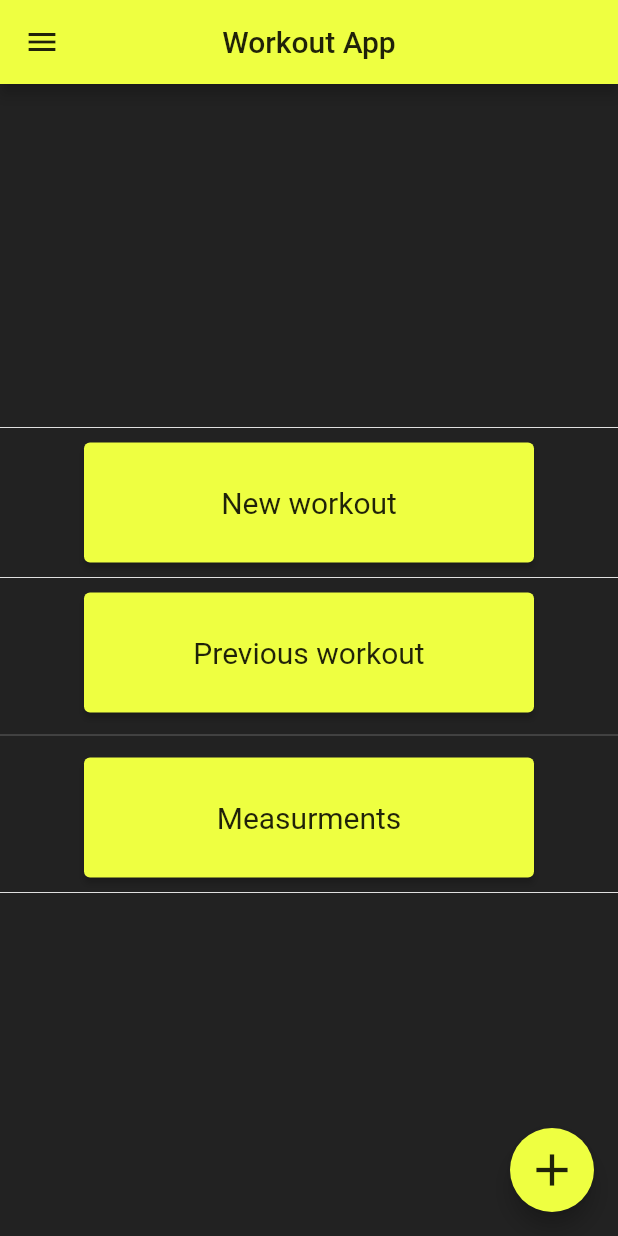
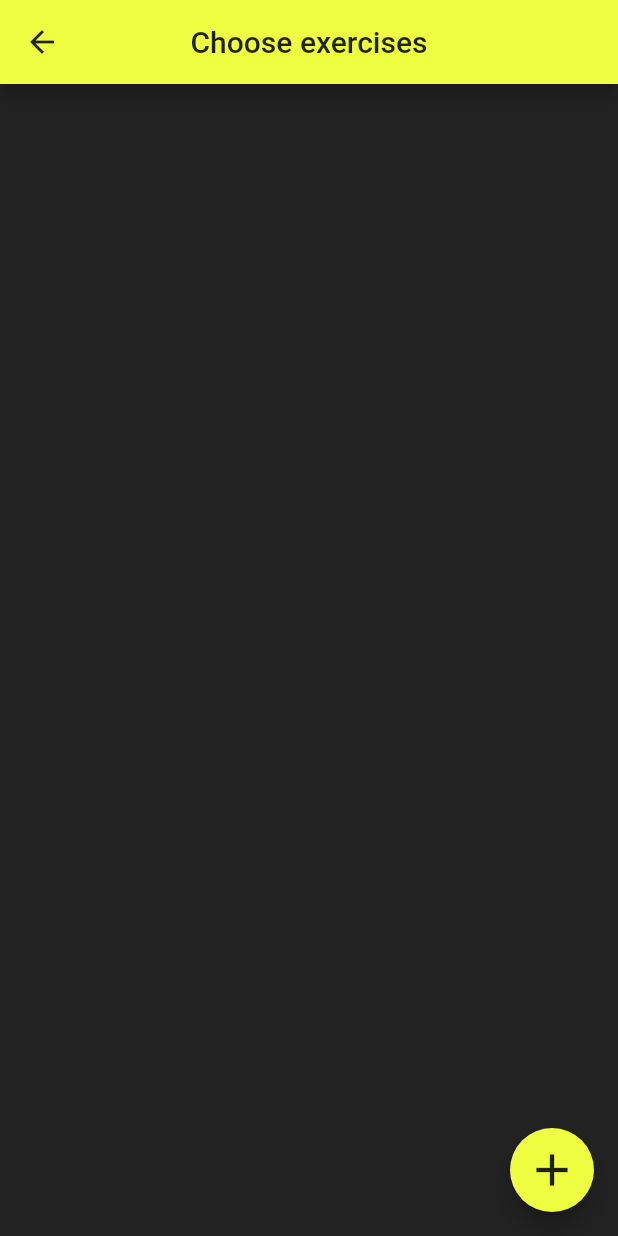
Before and after one commit to Zajcon/Workout-app, a Flutter app: the screen it shows after launch, after a tap on "New workout", on a phone screen of 412 x 824 dp. Run offline on Flutter 3.47's test engine with Material 2 defaults, Android fonts, the phone set to English and light mode, and no system bars; our stand-ins replace flutter_spinkit.

Commit message:
Add files via upload

```diff
--- /dev/null
+++ b/lib/exerciseschoose.dart
@@ -0,0 +1,33 @@
+import 'package:flutter/material.dart';
+
+class Exercise extends StatelessWidget {
+  const Exercise ({Key? key}) : super(key: key);
+
+
+  @override
+  Widget build(BuildContext context) {
+    return Scaffold(
+      backgroundColor: Colors.black87,
+        appBar: AppBar(
+          leading: IconButton(
+              icon: Icon(Icons.arrow_back,
+                  color: Colors.black87),
+              onPressed: () => Navigator.of(context).pop(),
+          ),
+          title: Text('Choose exercises',
+            style: TextStyle(
+            color: Colors.black87)),
+        centerTitle: true,
+        backgroundColor: Colors.limeAccent,
+        ),
+      floatingActionButton: FloatingActionButton(
+        onPressed: () {},
+        child: const Icon(Icons.add,
+          color: Colors.black87,
+          size: 36,
+        ),
+        backgroundColor: Colors.limeAccent,
+      ),
+    );
+  }
+}
--- /dev/null
+++ b/lib/home.dart
@@ -0,0 +1,102 @@
+import 'package:flutter/material.dart';
+
+class Home extends StatefulWidget {
+  Home({Key? key}) : super(key: key);
+
+  @override
+  State<Home> createState() => _HomeState();
+}
+
+class _HomeState extends State<Home> {
+  final ButtonStyle style =
+  ElevatedButton.styleFrom(primary: Colors.limeAccent,
+      textStyle: TextStyle(
+        fontSize: 20,
+        color: Colors.black87,
+      ));
+
+  @override
+  Widget build(BuildContext context) {
+    return MaterialApp(
+        home: Scaffold(
+            appBar: AppBar(
+              leading: Icon(Icons.menu,
+                  color: Colors.black87),
+              title: Text('Workout App',
+                  style: TextStyle(
+                      color: Colors.black87)),
+              centerTitle: true,
+              backgroundColor: Colors.limeAccent,
+            ),
+            floatingActionButton: FloatingActionButton(
+              onPressed: () {},
+              child: const Icon(Icons.add,
+                color: Colors.black87,
+                size: 36,
+              ),
+              backgroundColor: Colors.limeAccent,
+            ),
+            backgroundColor: Colors.black87,
+            body: Center(
+              child: Column(
+                  mainAxisAlignment: MainAxisAlignment.center,
+                  crossAxisAlignment: CrossAxisAlignment.center,
+                  children: <Widget>[
+                    Divider(
+                      height: 20,
+                      color: Colors.grey[300],
+                    ),
+                    Container(
+                      width: 300,
+                      height: 80,
+                      child: ElevatedButton(
+                          onPressed: () {
+                            Navigator.of(context).pushNamed('/exercise');
+                            },
+                          style: style,
+                          child: const Text('New workout',
+                              style: TextStyle(
+                                  color: Colors.black87)
+                          )
+                      ),
+                    ),
+                    Divider(
+                      height: 20,
+                      color: Colors.grey[300],
+                    ),
+                    Container(
+                      width: 300,
+                      height: 80,
+                      child: ElevatedButton(onPressed: () {},
+                        style: style,
+                        child: const Text('Previous workout',
+                            style: TextStyle(
+                                color: Colors.black87)
+                        ),
+                      ),
+                    ),
+                    Divider(
+                      height: 30,
+                      color: Colors.grey[700],
+                    ),
+                    Container(
+                      width: 300,
+                      height: 80,
+                      child: ElevatedButton(onPressed: () {},
+                          style: style,
+                          child: const Text('Measurments',
+                              style: TextStyle(
+                                  color: Colors.black87)
+                          )),
+                    ),
+                    Divider(
+                      height: 20,
+                      color: Colors.grey[300],
+                    ),
+                  ]
+              ),
+            )
+        )
+    );
+  }
+}
--- /dev/null
+++ b/lib/loading.dart
@@ -0,0 +1,37 @@
+import 'package:flutter/material.dart';
+import 'package:flutter_spinkit/flutter_spinkit.dart';
+import 'package:workoutapp/home.dart';
+import 'dart:async';
+import 'home.dart';
+
+class Loading extends StatefulWidget {
+  const Loading ({Key? key}) : super(key: key);
+
+  @override
+  State<Loading> createState() => _LoadingState();
+}
+
+
+class _LoadingState extends State<Loading> {
+  @override
+  void initState() {
+    super.initState();
+    Timer(
+      Duration(seconds: 2),
+            () => Navigator.of(context).pushReplacement(MaterialPageRoute(
+            builder: (BuildContext context) => Home())),
+    );
+  }
+  Widget build(BuildContext context) {
+    return Scaffold(
+      backgroundColor: Colors.black87,
+      body: Center(
+        child: SpinKitSpinningLines(
+          color: Colors.limeAccent,
+          size: 80.0,
+        ),
+
+      ),
+    );
+  }
+}
--- a/lib/main.dart
+++ b/lib/main.dart
@@ -1,101 +1,15 @@
 import 'package:flutter/material.dart';
+import 'package:workoutapp/exerciseschoose.dart';
+import 'package:workoutapp/home.dart';
+import 'loading.dart';
 
-void main() => runApp(MaterialApp(
-    home: HomePage()
-));
-
-class HomePage extends StatelessWidget {
-  HomePage({Key? key}) : super(key: key);
-  final ButtonStyle style =
-  ElevatedButton.styleFrom(primary: Colors.limeAccent,
-      textStyle: TextStyle(
-        fontSize: 20,
-        color: Colors.black87,
-      ));
-
-
-  @override
-  Widget build(BuildContext context) {
-    return MaterialApp(
-      home: Scaffold(
-        appBar: AppBar(
-          leading: Icon(Icons.menu,
-            color: Colors.black87),
-          title: Text('Workout App',
-            style: TextStyle(
-              color: Colors.black87)),
-            centerTitle: true,
-            backgroundColor: Colors.limeAccent,
-            ),
-        floatingActionButton: FloatingActionButton(
-          onPressed: () {},
-          child: const Icon(Icons.add,
-            color: Colors.black87,
-            size: 36,
-          ),
-          backgroundColor: Colors.limeAccent,
-        ),
-        backgroundColor: Colors.black87,
-        body: Center(
-          child: Column(
-            mainAxisAlignment: MainAxisAlignment.center,
-            crossAxisAlignment: CrossAxisAlignment.center,
-            children: <Widget>[
-              Divider(
-                height: 20,
-                color: Colors.grey[300],
-              ),
-              Container(
-                width: 300,
-                height: 80,
-                child: ElevatedButton(onPressed: () {},
-                  style: style,
-                  child: const Text('New workout',
-                    style: TextStyle(
-                      color: Colors.black87)
-                    )
-                ),
-              ),
-              Divider(
-                height: 20,
-                color: Colors.grey[300],
-              ),
-              Container(
-                width: 300,
-                height: 80,
-                child: ElevatedButton(onPressed: () {},
-                  style: style,
-                  child: const Text('Previous workout',
-                    style: TextStyle(
-                      color: Colors.black87)
-                  ),
-
-                ),
-              ),
-              Divider(
-                height: 30,
-                color: Colors.grey[700],
-              ),
-              Container(
-                width: 300,
-                height: 80,
-                child: ElevatedButton(onPressed: () {},
-                    style: style,
-                    child: const Text('Measurments',
-                        style: TextStyle(
-                            color: Colors.black87)
-                    )),
-              ),
-              Divider(
-                height: 20,
-                color: Colors.grey[300],
-              ),
-            ]
-
-          ),
-        )
-      )
-    );
-  }
-
-  }
+void main() {
+  runApp(MaterialApp(
+    initialRoute: '/',
+    routes: <String, WidgetBuilder>{
+      '/': (BuildContext context) => new Loading(),
+      '/home': (BuildContext context) => new Home(),
+      '/exercise': (BuildContext context) => new Exercise(),
+    },
+  ));
+}
```
